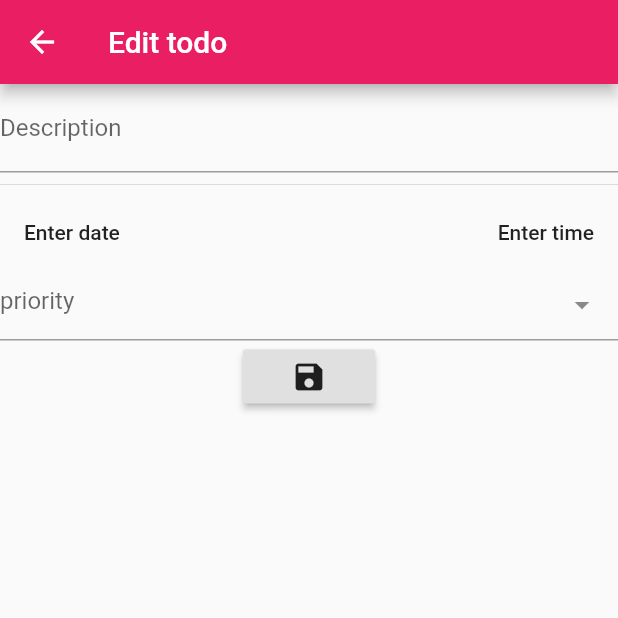
After one commit to anannyasaha/Task-Management-app, a Flutter app: the edittodo screen opened by its route, on a phone screen of 412 x 824 dp, the top half of it. The commit adds this screen. Run offline on Flutter 3.47's test engine with Material 2 defaults, Android fonts, the phone set to English and light mode, and no system bars; our stand-ins replace cloud_firestore, flutter_local_notifications, get_it, sqflite; missing offline and left inert: flutter_email_sender; accounts and stored records are empty; statements that could not run were skipped.

```diff
--- a/PlannerApp/lib/main.dart
+++ b/PlannerApp/lib/main.dart
@@ -1,6 +1,8 @@
 import 'package:PlannerApp/model/todo/addtodopage.dart';
 import 'package:PlannerApp/model/todo/assignedtable.dart';
+import 'package:PlannerApp/model/todo/assignedtodopage.dart';
 import 'package:flutter/material.dart';
+import 'model/todo/edittodopage.dart';
 import 'utilities.dart';
 import 'package:flutter_local_notifications/flutter_local_notifications.dart';
 import "model/event/form_event.dart";
@@ -30,9 +32,10 @@ class MyApp extends StatelessWidget {
           '/utilities': (BuildContext context) =>
               todolistpage(title: "My Todo list"),
           '/addtodopage': (BuildContext context) => addtodo(title: "Add todo"),
-
           '/form-event': (BuildContext context) => CalendarEvents(title: "calendar events"),
-          '/assignedtable': (BuildContext context) => assigneddatatable(title: "Assigned task list")
+          '/assignedtable': (BuildContext context) => assigneddatatable(title: "Assigned task list"),
+          '/assignedtodopage': (BuildContext context) => assignedadd(),
+          '/edittodopage': (BuildContext context) => edittodo(title: "Edit todo",id:0),
         });
   }
 }
--- a/PlannerApp/lib/model/todo/dbutils.dart
+++ b/PlannerApp/lib/model/todo/dbutils.dart
@@ -3,10 +3,12 @@ import 'package:path/path.dart' as path;
 
 class DBUtils{
   static Future<Database> dtbs() async{
-    var database=openDatabase(path.join(await getDatabasesPath(),'todo_manager.db'),
+    var database=openDatabase(path.join(await getDatabasesPath(),'todolist_manager.db'),
       onCreate:(db,version){
-        db.execute('CREATE Table todolist(id INTEGER PRIMARY KEY,description TEXT,priority TEXT,date TEXT NULL,time Text NULL,assignedto TEXT null)');},
-      version:1,
+        db.execute('CREATE Table todolist(id INTEGER PRIMARY KEY,description TEXT,priority TEXT,date TEXT NULL,time Text NULL,assignedto TEXT null)');
+        db.execute('CREATE Table oldtodolist(id INTEGER PRIMARY KEY,description TEXT,priority TEXT,date TEXT NULL,time Text NULL,assignedto TEXT null)');
+        },
+      version:2,
     );
     return database;
   }
--- /dev/null
+++ b/PlannerApp/lib/model/todo/edittodopage.dart
@@ -0,0 +1,174 @@
+import 'package:flutter/material.dart';
+import 'package:PlannerApp/model/todo/todomodel.dart';
+import 'addtodopage.dart';
+import 'todo.dart';
+
+
+
+import 'package:flutter_email_sender/flutter_email_sender.dart';
+
+class edittodo extends StatefulWidget {
+  final String title;
+  final int id;
+  edittodo({Key key,this.title,this.id}):super(key:key);
+  @override
+  _edittodoState createState() => _edittodoState();
+}
+
+class _edittodoState extends State<edittodo> {
+  String description="";
+  String priority;
+  String dateoftodo="Enter date";
+  String timeoftodo="Enter time";
+  String assignedto="";
+
+  final _todomodel=new todomodel();
+  DateTime _eventDate = DateTime.now();
+  final _formKey = GlobalKey<FormState>();
+  String emailaddress="";
+  String message="";
+
+  @override
+  Widget build(BuildContext context) {
+
+    return Scaffold(
+      appBar: AppBar(
+        title:Text(widget.title),
+        leading: IconButton(
+            icon:Icon(Icons.arrow_back),
+            onPressed:(){
+              Navigator.of(context).pop(null);
+            }),
+      ),
+      body:Builder(
+        builder: createform,
+      ),
+
+    );
+  }
+  Widget createform(BuildContext context){
+    TextEditingController _controller=TextEditingController();
+
+
+    List<String> items=["High","Moderate","Low"];
+    // String dateoftodo=toDateString(DateTime.now());
+    // String timeoftodo=_toTimeString(DateTime.now());
+    DateTime rightNow = DateTime.now();
+    return SingleChildScrollView(
+      child: new Form(
+          key: _formKey,
+          child: Column(
+              children: <Widget>[
+                TextFormField(
+                    decoration: const InputDecoration(
+                      labelText: "Description",
+                    ),
+
+                    validator: (String value) {
+                      print("Validating");
+                      if (value.isEmpty) {
+                        return "Description required";
+                      }
+                      return null;
+                    },
+                    onSaved: (String value) {
+                      description = value;
+                    }),
+                Divider(),
+
+                Row(
+                  mainAxisAlignment: MainAxisAlignment.spaceBetween,
+                  children: [
+                    FlatButton(
+                      child:Text(dateoftodo),
+
+                      onPressed:()async {
+                        DateTime date=await showDatePicker(
+                            context: context,
+                            initialDate: DateTime.now(),
+                            firstDate: DateTime(2020),
+                            lastDate: DateTime(2021));
+                        setState(() {
+                          dateoftodo=toDateString(date);
+
+                        });
+                      },),
+                    FlatButton(
+                      child:Text(timeoftodo),
+                      onPressed:()async {
+                        TimeOfDay time=await showTimePicker(
+                            context: context,
+                            initialTime:TimeOfDay(hour:rightNow.hour,minute:rightNow.minute))
+                            .then((value) {
+                          setState(() {
+                            // overwrite hours/minutes with new values, keep date the same
+                            _eventDate = DateTime(
+                              _eventDate.year,
+                              _eventDate.month,
+                              _eventDate.day,
+                              value.hour,
+                              value.minute,
+                            );
+                            timeoftodo=toTimeString(_eventDate);
+
+                          });
+                        });
+                      },)
+                  ],
+                ),
+
+                TextField(
+                  controller: _controller,
+                  decoration: InputDecoration(
+                    hintText: "priority",
+                    suffixIcon: PopupMenuButton<String>(
+                      icon: const Icon(Icons.arrow_drop_down),
+                      onSelected: (String value) {
+                        _controller.text = value;
+                        priority=value;
+                      },
+                      itemBuilder: (BuildContext context) {
+                        return items
+                            .map<PopupMenuItem<String>>((String value) {
+                          return new PopupMenuItem(
+                              child: new Text(value), value: value);
+                        }).toList();
+                      },
+                    ),
+                  ),
+                ),
+
+
+                RaisedButton(
+                  onPressed:() async{
+
+                    _formKey.currentState.save();
+
+                    todo newtodo=todo(description,priority,dateoftodo,timeoftodo,assignedto);
+                    newtodo.id=widget.id;
+                    editTodo(newtodo);
+
+                    SnackBar sbforaddingtodo=new SnackBar(content: Text("Todo has been edited"));
+                    Scaffold.of(context).showSnackBar(sbforaddingtodo);
+                    //List todos= await _todomodel.getAlltodos();
+                    //Navigator.of(context).pop(todos);
+
+
+                  },
+
+                  child: Icon(Icons.save),
+
+                )
+
+              ]
+          )
+      ),
+    );
+  }
+
+
+  Future<void> editTodo(todo Todo) async {
+    await _todomodel.updatetodo(Todo);
+  }
+
+}
--- a/PlannerApp/lib/model/todo/todo.dart
+++ b/PlannerApp/lib/model/todo/todo.dart
@@ -28,7 +28,7 @@ class todo{
     };
   }
   toString(){
-    return '$description $priority $date $time $assignedto';
+    return '$id $description $priority $date $time $assignedto';
   }
 
 }
```
Also changed, not shown: PlannerApp/lib/model/todo/addtodopage.dart (+14 -94 lines), PlannerApp/lib/model/todo/assignedtodopage.dart (added, +179 -0 lines), PlannerApp/lib/model/todo/todomodel.dart (+30 -7 lines), PlannerApp/lib/utilities.dart (+67 -13 lines).
